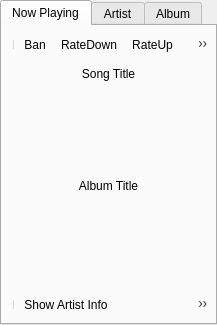
First picture: the form in src/info.ui, repository DrMoriarty/cuberok, before the edit.
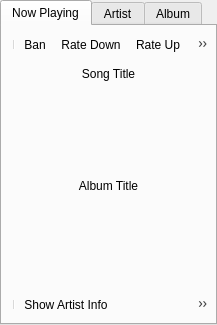
Second picture: the form after the edit. Icons and pictures are not drawn. Custom widgets are drawn as their Qt base class.

```diff
--- a/src/info.ui
+++ b/src/info.ui
@@ -436,7 +436,7 @@
     <iconset resource="resource.qrc" >:/icons/star.png</iconset>
    </property>
    <property name="text" >
-    <string>RateUp</string>
+    <string>Rate Up</string>
    </property>
    <property name="toolTip" >
     <string>Rate Up</string>
@@ -447,7 +447,7 @@
     <iconset resource="resource.qrc" >:/icons/antistar.png</iconset>
    </property>
    <property name="text" >
-    <string>RateDown</string>
+    <string>Rate Down</string>
    </property>
    <property name="toolTip" >
     <string>Rate Down</string>
@@ -458,7 +458,7 @@
     <iconset resource="resource.qrc" >:/icons/heart.png</iconset>
    </property>
    <property name="text" >
-    <string>LoveIt</string>
+    <string>Love it</string>
    </property>
   </action>
   <action name="actionBan" >
```
